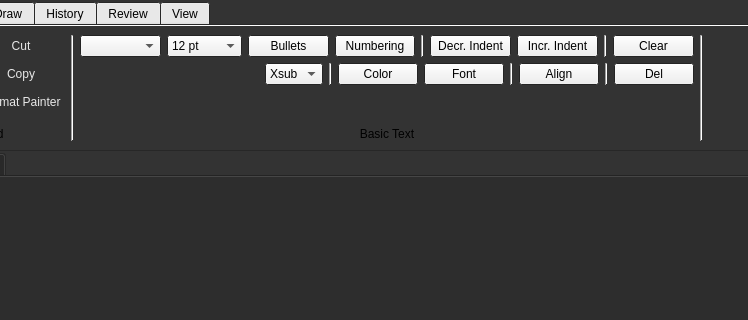
Old version of the form src/mainwindow.ui in the repository fjpereny/TwoNote; both pictures show x 118 to 866 and y 0 to 320 of the 1011 by 643 pixel window.
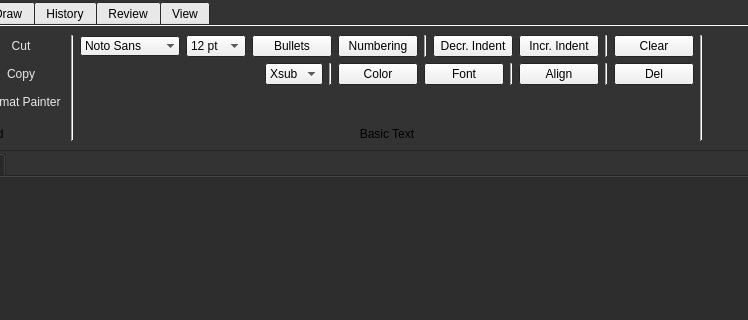
New version of the form. Icons and pictures are not drawn. Custom widgets are drawn as their Qt base class.

Commit message: Fixed a bug causing font to change incorrectly. Added font family changing.

What changed in the file:
```diff
--- a/src/mainwindow.ui
+++ b/src/mainwindow.ui
@@ -428,7 +428,41 @@
             <item>
              <layout class="QHBoxLayout" name="horizontalLayout_2">
               <item>
-               <widget class="QComboBox" name="comboBox"/>
+               <widget class="QFontComboBox" name="fontComboBox">
+                <property name="minimumSize">
+                 <size>
+                  <width>0</width>
+                  <height>0</height>
+                 </size>
+                </property>
+                <property name="maximumSize">
+                 <size>
+                  <width>100</width>
+                  <height>16777215</height>
+                 </size>
+                </property>
+                <property name="autoFillBackground">
+                 <bool>true</bool>
+                </property>
+                <property name="editable">
+                 <bool>false</bool>
+                </property>
+                <property name="iconSize">
+                 <size>
+                  <width>0</width>
+                  <height>0</height>
+                 </size>
+                </property>
+                <property name="frame">
+                 <bool>false</bool>
+                </property>
+                <property name="currentFont">
+                 <font>
+                  <family>Noto Sans</family>
+                  <bold>false</bold>
+                 </font>
+                </property>
+               </widget>
               </item>
               <item>
                <widget class="QComboBox" name="fontSizeComboBox">
```
The commit also changes 3 other files.
